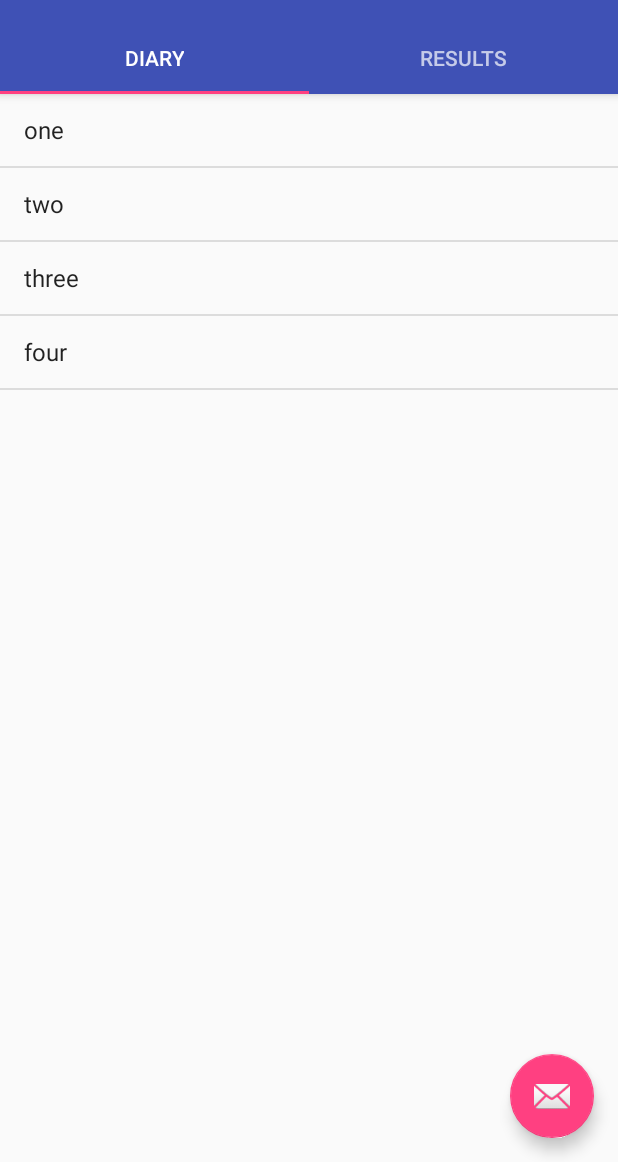
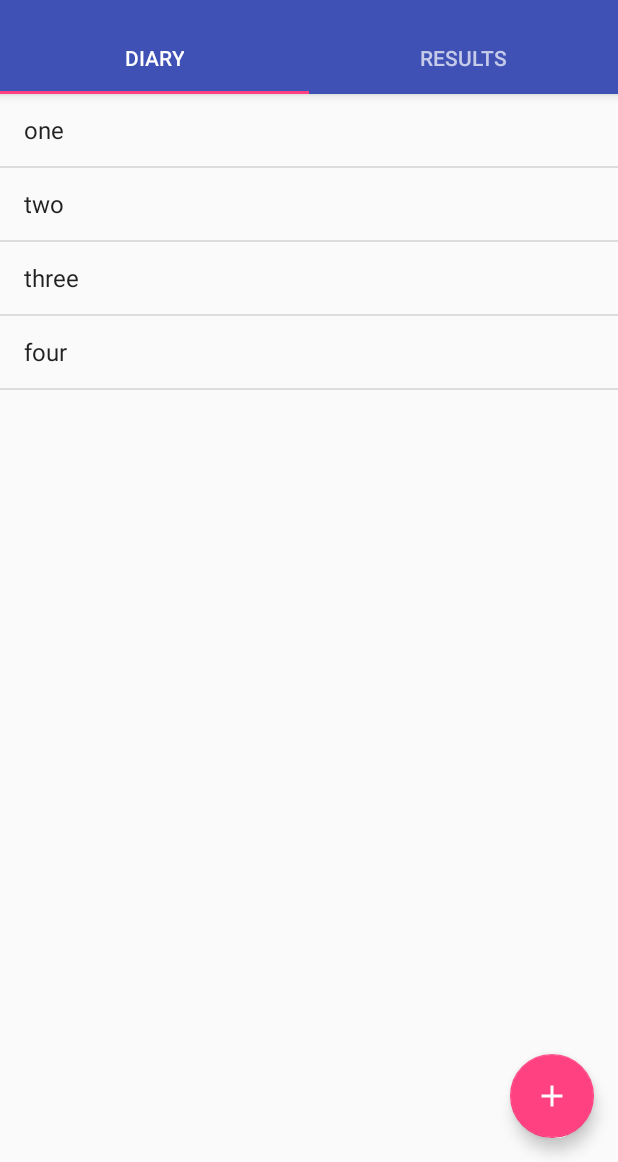
Before and after one commit to denLaure/trackit-native, an Android app: the screen it shows after launch (MainActivity), on a phone screen of 412 x 824 dp, the part 74-1236 px from its top. Run offline under Robolectric (Android 15) with nearby library versions, the phone set to English and light mode, and no system bars; libraries missing offline, so code that uses them is left out: com.j256.ormlite; 1 statement that could not run was skipped.

Commit message:
Change FAB button icon

```diff
--- a/app/src/main/res/layout/activity_main.xml
+++ b/app/src/main/res/layout/activity_main.xml
@@ -45,6 +45,6 @@
             android:layout_height="wrap_content"
             android:layout_gravity="end|bottom"
             android:layout_margin="@dimen/fab_margin"
-            android:src="@android:drawable/ic_dialog_email"/>
+            android:src="@drawable/ic_add_white_48dp"/>
 
 </android.support.design.widget.CoordinatorLayout>
```
Also changed, not shown: app/src/main/res/drawable-hdpi/ic_add_white_48dp.png (added), app/src/main/res/drawable-mdpi/ic_add_white_48dp.png (added), app/src/main/res/drawable-xhdpi/ic_add_white_48dp.png (added), app/src/main/res/drawable-xxhdpi/ic_add_white_48dp.png (added), app/src/main/res/drawable-xxxhdpi/ic_add_white_48dp.png (added).
